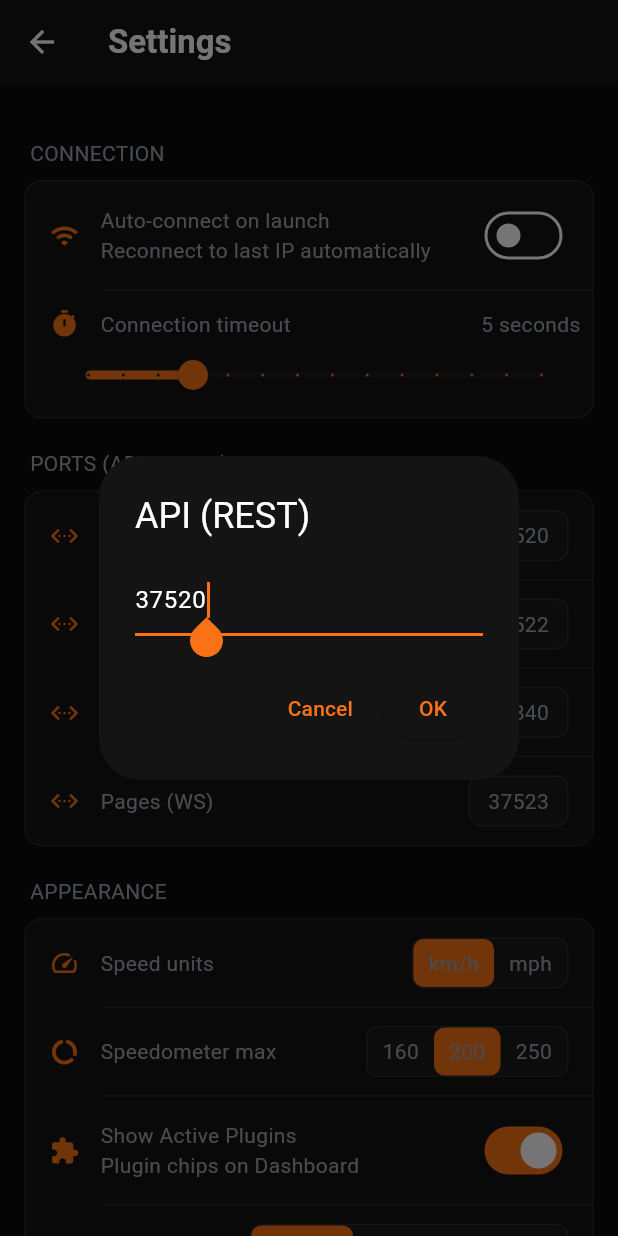
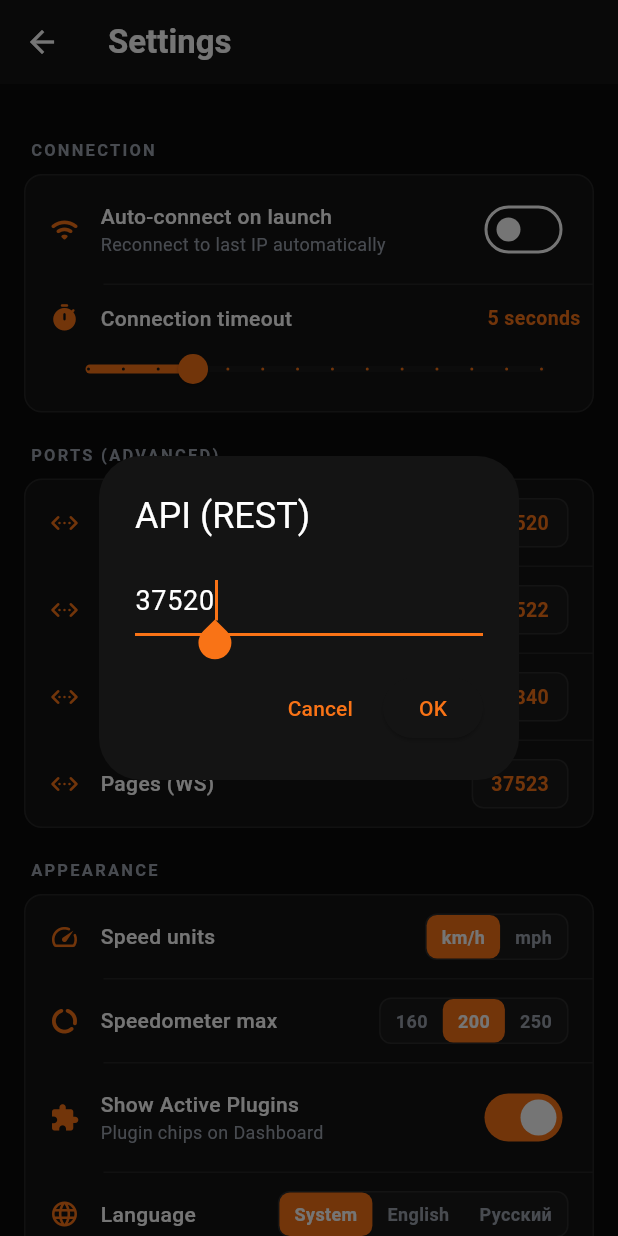
Before and after one commit to ARTEMKOPIK/ets2la-remote, a Flutter app: the AppSettingsScreen screen opened directly, after a tap on "37520", on a phone screen of 412 x 824 dp. Run offline on Flutter 3.47's test engine with Material 3 defaults, Android fonts, the phone set to English and light mode, and no system bars; our stand-ins replace flutter_map, latlong2, shared_preferences, shelf, shelf_static; missing offline and left inert: flutter_inappwebview; accounts and stored records are empty.

Commit message:
Replace all GoogleFonts.inter with TextStyle

```diff
--- a/lib/screens/app_settings_screen.dart
+++ b/lib/screens/app_settings_screen.dart
@@ -16,7 +16,7 @@
 
     return Scaffold(
       appBar: AppBar(
-        title: Text(AppLocalizations.of(context)?.settings ?? 'Settings', style: GoogleFonts.inter(fontWeight: FontWeight.w600)),
+        title: Text(AppLocalizations.of(context)?.settings ?? 'Settings', style: TextStyle(fontFamily: 'Roboto', fontWeight: FontWeight.w600)),
       ),
       body: ListView(
         padding: const EdgeInsets.all(16),
@@ -187,7 +187,7 @@
       padding: const EdgeInsets.only(top: 20, bottom: 8, left: 4),
       child: Text(
         title.toUpperCase(),
-        style: GoogleFonts.inter(
+        style: TextStyle(fontFamily: 'Roboto',
           fontSize: 11, fontWeight: FontWeight.w700,
           color: AppColors.textSecondary, letterSpacing: 1.5,
         ),
@@ -245,9 +245,9 @@
             child: Column(
               crossAxisAlignment: CrossAxisAlignment.start,
               children: [
-                Text(title, style: GoogleFonts.inter(fontSize: 14, color: AppColors.textPrimary, fontWeight: FontWeight.w500)),
+                Text(title, style: TextStyle(fontFamily: 'Roboto', fontSize: 14, color: AppColors.textPrimary, fontWeight: FontWeight.w500)),
                 if (subtitle != null)
-                  Text(subtitle!, style: GoogleFonts.inter(fontSize: 12, color: AppColors.textSecondary)),
+                  Text(subtitle!, style: TextStyle(fontFamily: 'Roboto', fontSize: 12, color: AppColors.textSecondary)),
               ],
             ),
           ),
@@ -280,7 +280,7 @@
         children: [
           Icon(icon, size: 20, color: AppColors.orange),
           const SizedBox(width: 14),
-          Expanded(child: Text(title, style: GoogleFonts.inter(fontSize: 14, color: AppColors.textPrimary, fontWeight: FontWeight.w500))),
+          Expanded(child: Text(title, style: TextStyle(fontFamily: 'Roboto', fontSize: 14, color: AppColors.textPrimary, fontWeight: FontWeight.w500))),
           const SizedBox(width: 8),
           Container(
             decoration: BoxDecoration(
@@ -303,7 +303,7 @@
                     ),
                     child: Text(
                       e.value,
-                      style: GoogleFonts.inter(
+                      style: TextStyle(fontFamily: 'Roboto',
                         fontSize: 12, fontWeight: FontWeight.w600,
                         color: selected ? Colors.white : AppColors.textSecondary,
                       ),
@@ -344,8 +344,8 @@
             children: [
               Icon(icon, size: 20, color: AppColors.orange),
               const SizedBox(width: 14),
-              Expanded(child: Text(title, style: GoogleFonts.inter(fontSize: 14, color: AppColors.textPrimary, fontWeight: FontWeight.w500))),
-              Text(subtitle, style: GoogleFonts.inter(fontSize: 13, color: AppColors.orange, fontWeight: FontWeight.w600)),
+              Expanded(child: Text(title, style: TextStyle(fontFamily: 'Roboto', fontSize: 14, color: AppColors.textPrimary, fontWeight: FontWeight.w500))),
+              Text(subtitle, style: TextStyle(fontFamily: 'Roboto', fontSize: 13, color: AppColors.orange, fontWeight: FontWeight.w600)),
             ],
           ),
           Slider(
@@ -377,7 +377,7 @@
         children: [
           Icon(Icons.settings_ethernet_rounded, size: 20, color: AppColors.orange),
           const SizedBox(width: 14),
-          Expanded(child: Text(label, style: GoogleFonts.inter(fontSize: 14, color: AppColors.textPrimary, fontWeight: FontWeight.w500))),
+          Expanded(child: Text(label, style: TextStyle(fontFamily: 'Roboto', fontSize: 14, color: AppColors.textPrimary, fontWeight: FontWeight.w500))),
           GestureDetector(
             onTap: () => _editPort(context),
             child: Container(
@@ -389,7 +389,7 @@
               ),
               child: Text(
                 '$value',
-                style: GoogleFonts.inter(
+                style: TextStyle(fontFamily: 'Roboto',
                   fontSize: 13, fontWeight: FontWeight.w600,
                   color: AppColors.orange, fontFeatures: const [FontFeature.tabularFigures()],
                 ),
@@ -407,13 +407,13 @@
       context: context,
       builder: (_) => AlertDialog(
         backgroundColor: AppColors.surface,
-        title: Text(label, style: GoogleFonts.inter(color: AppColors.textPrimary)),
+        title: Text(label, style: TextStyle(fontFamily: 'Roboto', color: AppColors.textPrimary)),
         content: TextField(
           controller: ctrl,
           keyboardType: TextInputType.number,
           inputFormatters: [FilteringTextInputFormatter.digitsOnly],
           autofocus: true,
-          style: GoogleFonts.inter(color: AppColors.textPrimary, fontSize: 18),
+          style: TextStyle(fontFamily: 'Roboto', color: AppColors.textPrimary, fontSize: 18),
         ),
         actions: [
           TextButton(onPressed: () => Navigator.pop(context), child: Text(AppLocalizations.of(context)?.cancel ?? 'Cancel')),
@@ -447,8 +447,8 @@
         children: [
           Icon(icon, size: 20, color: AppColors.textSecondary),
           const SizedBox(width: 14),
-          Expanded(child: Text(title, style: GoogleFonts.inter(fontSize: 14, color: AppColors.textPrimary, fontWeight: FontWeight.w500))),
-          Text(value, style: GoogleFonts.inter(fontSize: 13, color: AppColors.textSecondary)),
+          Expanded(child: Text(title, style: TextStyle(fontFamily: 'Roboto', fontSize: 14, color: AppColors.textPrimary, fontWeight: FontWeight.w500))),
+          Text(value, style: TextStyle(fontFamily: 'Roboto', fontSize: 13, color: AppColors.textSecondary)),
         ],
       ),
     );
@@ -479,9 +479,9 @@
               child: Column(
                 crossAxisAlignment: CrossAxisAlignment.start,
                 children: [
-                  Text(title, style: GoogleFonts.inter(fontSize: 14, color: AppColors.textPrimary, fontWeight: FontWeight.w500)),
+                  Text(title, style: TextStyle(fontFamily: 'Roboto', fontSize: 14, color: AppColors.textPrimary, fontWeight: FontWeight.w500)),
                   if (subtitle != null)
-                    Text(subtitle!, style: GoogleFonts.inter(fontSize: 12, color: AppColors.textSecondary)),
+                    Text(subtitle!, style: TextStyle(fontFamily: 'Roboto', fontSize: 12, color: AppColors.textSecondary)),
                 ],
               ),
             ),
--- a/lib/widgets/plugin_toggle.dart
+++ b/lib/widgets/plugin_toggle.dart
@@ -51,7 +51,7 @@
               children: [
                 Text(
                   plugin.displayName,
-                  style: GoogleFonts.inter(
+                  style: TextStyle(fontFamily: 'Roboto',
                     fontSize: 14,
                     fontWeight: FontWeight.w600,
                     color: AppColors.textPrimary,
@@ -60,7 +60,7 @@
                 const SizedBox(height: 2),
                 Text(
                   isRunning ? 'Running' : 'Stopped',
-                  style: GoogleFonts.inter(
+                  style: TextStyle(fontFamily: 'Roboto',
                     fontSize: 12,
                     color: isRunning ? AppColors.success : AppColors.textSecondary,
                   ),
```
Also changed, not shown: lib/screens/connect_screen.dart (+8 -8 lines), lib/screens/dashboard_screen.dart (+11 -11 lines), lib/screens/map_screen.dart (+5 -5 lines), lib/screens/settings_screen.dart (+5 -5 lines), lib/screens/visualization_screen.dart (+9 -9 lines), lib/widgets/autopilot_card.dart (+6 -6 lines), lib/widgets/metric_card.dart (+7 -7 lines), lib/widgets/speed_gauge.dart (+5 -5 lines).
